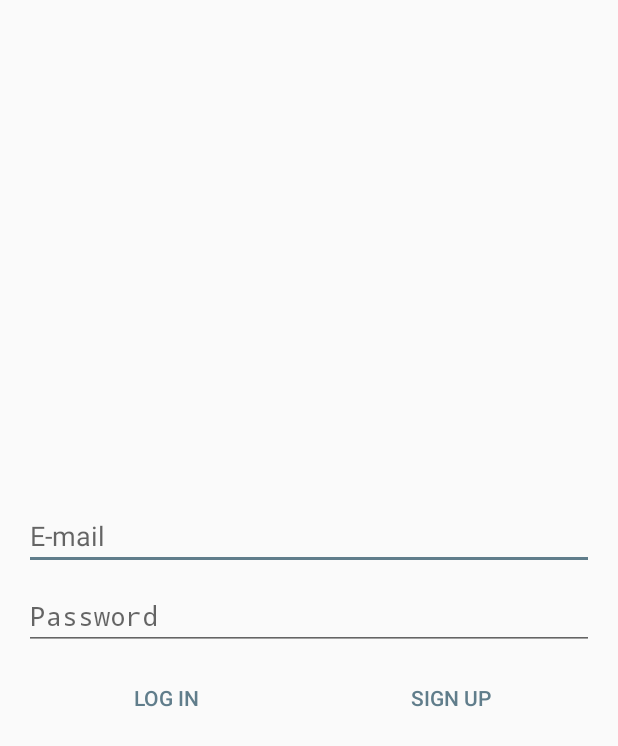
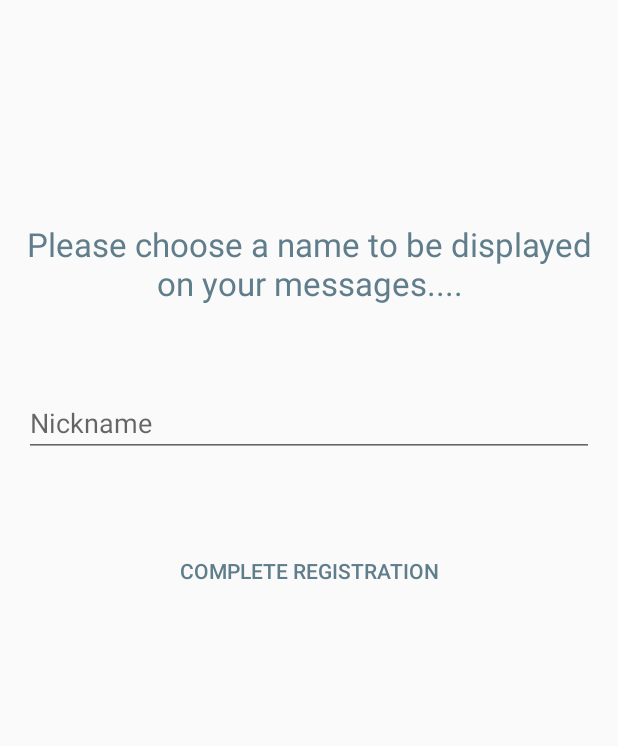
Before and after one commit to TheGrandFenix/Edict, an Android app: the screen it shows after launch (LoginActivity), after a tap on "SIGN UP", on a phone screen of 412 x 824 dp. Shown: the top 746 px of the screen. Run offline under Robolectric (Android 15) with nearby library versions, the phone set to English and light mode, and no system bars; 1 statement that could not run was skipped.

Commit message:
Nickname added to registration

```diff
--- a/app/src/main/java/com/fenix/edict/activity/LoginActivity.java
+++ b/app/src/main/java/com/fenix/edict/activity/LoginActivity.java
@@ -27,6 +27,9 @@ public class LoginActivity extends Activity {
 
     private EditText emailInput;
     private EditText passwordInput;
+
+    private String registerEmail;
+    private String registerPass;
 
     private LocalBroadcastManager broadcastManager;
 
@@ -68,23 +71,29 @@ public class LoginActivity extends Activity {
     //Restart service with registration intent - on button click
     public void onSignup(View view) {
         //Get credentials from input fields
-        String email = String.valueOf(emailInput.getText());
-        String password = String.valueOf(passwordInput.getText());
+        registerEmail = String.valueOf(emailInput.getText());
+        registerPass = String.valueOf(passwordInput.getText());
 
-        if (!email.equals("") && !password.equals("")) {
+        //Transition to nickname layout
+        setContentView(R.layout.activity_login_username);
+    }
+
+    public void onFinalizeSignup(View view) {
+        EditText nicknameInput = findViewById(R.id.nickname_et);
+
         //Create data bundle with email and password
         Bundle extras = new Bundle();
-            extras.putString("email", email);
-            extras.putString("password", password);
+        extras.putString("email", registerEmail);
+        extras.putString("password", registerPass);
+        extras.putString("nickname", nicknameInput.getText().toString());
 
         //Request login - broadcast to NetworkService
         Intent intent = new Intent(REGISTER);
         intent.putExtras(extras);
         broadcastManager.sendBroadcast(intent);
 
-            //Start loading visual layout
+        //Get nickname
         setContentView(R.layout.activity_login_loading);
-        }
     }
 
     //Define service broadcast actions
@@ -127,6 +136,12 @@ public class LoginActivity extends Activity {
         if (NetworkService.connection.isLoggedIn) {
             startActivity(new Intent(getApplicationContext(), EdictActivity.class));
             finish();
+        } else {
+            setContentView(R.layout.activity_login);
+
+            //Redefine layout elements
+            emailInput = findViewById(R.id.email_et);
+            passwordInput = findViewById(R.id.password_et);
         }
     }
 
--- a/app/src/main/java/com/fenix/edict/service/NetworkService.java
+++ b/app/src/main/java/com/fenix/edict/service/NetworkService.java
@@ -28,6 +28,7 @@ public class NetworkService extends Service {
     private static Handler handler;
 
     static LocalBroadcastManager broadcastManager;
+    static SharedPreferences database;
 
     @Override
     public IBinder onBind(Intent intent) {
@@ -55,7 +56,7 @@ public class NetworkService extends Service {
             Log.d(TAG, "Service ready...");
 
             //Attempt login if user was verified
-            SharedPreferences database = getSharedPreferences("database", 0);
+            database = getSharedPreferences("database", 0);
             if (database.getBoolean("verified", false)) {
                 Bundle extras = new Bundle();
                 extras.putString("email", database.getString("email", null));
--- a/app/src/main/res/layout/activity_login.xml
+++ b/app/src/main/res/layout/activity_login.xml
@@ -10,30 +10,26 @@
         android:id="@+id/email_et"
         android:layout_width="0dp"
         android:layout_height="wrap_content"
-        android:layout_marginBottom="8dp"
         android:layout_marginEnd="16dp"
         android:layout_marginStart="16dp"
         android:ems="10"
         android:hint="@string/e_mail_et_hint"
         android:inputType="textEmailAddress"
-        app:layout_constraintBottom_toTopOf="@+id/password_et"
+        app:layout_constraintBottom_toBottomOf="parent"
         app:layout_constraintEnd_toEndOf="parent"
         app:layout_constraintStart_toStartOf="parent"
-        app:layout_constraintTop_toTopOf="parent"
-        app:layout_constraintVertical_chainStyle="packed" />
+        app:layout_constraintTop_toTopOf="parent" />
 
     <EditText
         android:id="@+id/password_et"
-        android:layout_width="0dp"
+        android:layout_width="352dp"
         android:layout_height="wrap_content"
-        android:layout_marginEnd="16dp"
-        android:layout_marginStart="16dp"
+        android:layout_marginTop="7dp"
         android:ems="10"
         android:hint="@string/password_et_hint"
         android:inputType="textPassword"
-        app:layout_constraintBottom_toTopOf="@+id/signup_btn"
-        app:layout_constraintEnd_toEndOf="parent"
-        app:layout_constraintStart_toStartOf="parent"
+        app:layout_constraintEnd_toEndOf="@+id/login_btn"
+        app:layout_constraintStart_toEndOf="@+id/login_btn"
         app:layout_constraintTop_toBottomOf="@+id/email_et" />
 
     <Button
@@ -42,12 +38,11 @@
         android:layout_width="0dp"
         android:layout_height="wrap_content"
         android:layout_marginStart="16dp"
-        android:layout_marginTop="8dp"
         android:onClick="onLogin"
         android:text="@string/login_btn_text"
+        app:layout_constraintBaseline_toBaselineOf="@+id/signup_btn"
         app:layout_constraintEnd_toStartOf="@+id/signup_btn"
-        app:layout_constraintStart_toStartOf="parent"
-        app:layout_constraintTop_toBottomOf="@+id/password_et" />
+        app:layout_constraintStart_toStartOf="parent" />
 
     <Button
         android:id="@+id/signup_btn"
@@ -55,12 +50,26 @@
         android:layout_width="0dp"
         android:layout_height="wrap_content"
         android:layout_marginEnd="16dp"
-        android:layout_marginTop="8dp"
+        android:layout_marginTop="2dp"
         android:onClick="onSignup"
         android:text="@string/signup_btn_text"
-        app:layout_constraintBottom_toBottomOf="parent"
         app:layout_constraintEnd_toEndOf="parent"
         app:layout_constraintStart_toEndOf="@+id/login_btn"
         app:layout_constraintTop_toBottomOf="@+id/password_et" />
 
+    <TextView
+        android:id="@+id/textView"
+        android:layout_width="0dp"
+        android:layout_height="wrap_content"
+        android:layout_marginEnd="16dp"
+        android:layout_marginStart="16dp"
+        android:layout_marginTop="157dp"
+        android:text="@string/welcome_text"
+        android:textAlignment="center"
+        android:textAppearance="@style/TextAppearance.AppCompat.Headline"
+        android:textColor="@color/material_bluegray"
+        app:layout_constraintEnd_toEndOf="parent"
+        app:layout_constraintStart_toStartOf="parent"
+        app:layout_constraintTop_toTopOf="parent" />
+
 </android.support.constraint.ConstraintLayout>
--- /dev/null
+++ b/app/src/main/res/layout/activity_login_username.xml
@@ -0,0 +1,54 @@
+<?xml version="1.0" encoding="utf-8"?>
+<android.support.constraint.ConstraintLayout xmlns:android="http://schemas.android.com/apk/res/android"
+    xmlns:app="http://schemas.android.com/apk/res-auto"
+    xmlns:tools="http://schemas.android.com/tools"
+    android:layout_width="match_parent"
+    android:layout_height="match_parent"
+    tools:layout_editor_absoluteY="25dp">
+
+    <EditText
+        android:id="@+id/nickname_et"
+        android:layout_width="0dp"
+        android:layout_height="wrap_content"
+        android:layout_marginEnd="16dp"
+        android:layout_marginStart="16dp"
+        android:layout_marginTop="56dp"
+        android:ems="10"
+        android:hint="@string/nickname"
+        android:inputType="textPersonName"
+        app:layout_constraintEnd_toEndOf="parent"
+        app:layout_constraintHorizontal_bias="0.0"
+        app:layout_constraintStart_toStartOf="parent"
+        app:layout_constraintTop_toBottomOf="@+id/textView2" />
+
+    <Button
+        android:id="@+id/register_button"
+        style="@style/EdictFlatButton"
+        android:layout_width="0dp"
+        android:layout_height="wrap_content"
+        android:layout_marginEnd="16dp"
+        android:layout_marginStart="16dp"
+        android:layout_marginTop="52dp"
+        android:onClick="onFinalizeSignup"
+        android:text="@string/registration_btn_text"
+        app:layout_constraintEnd_toEndOf="parent"
+        app:layout_constraintHorizontal_bias="0.0"
+        app:layout_constraintStart_toStartOf="parent"
+        app:layout_constraintTop_toBottomOf="@+id/nickname_et" />
+
+    <TextView
+        android:id="@+id/textView2"
+        android:layout_width="0dp"
+        android:layout_height="wrap_content"
+        android:layout_marginEnd="8dp"
+        android:layout_marginStart="8dp"
+        android:layout_marginTop="148dp"
+        android:text="@string/registration_message"
+        android:textAlignment="center"
+        android:textAppearance="@style/TextAppearance.AppCompat.Large"
+        android:textColor="@color/material_bluegray"
+        app:layout_constraintEnd_toEndOf="parent"
+        app:layout_constraintStart_toStartOf="parent"
+        app:layout_constraintTop_toTopOf="parent" />
+
+</android.support.constraint.ConstraintLayout>
--- a/app/src/main/res/values/strings.xml
+++ b/app/src/main/res/values/strings.xml
@@ -4,4 +4,8 @@
     <string name="password_et_hint">Password</string>
     <string name="login_btn_text">Log in</string>
     <string name="signup_btn_text">Sign up</string>
+    <string name="nickname">Nickname</string>
+    <string name="welcome_text">Welcome to Edict!</string>
+    <string name="registration_btn_text">Complete Registration</string>
+    <string name="registration_message">Please choose a name to be displayed on your messages....</string>
 </resources>
```
Also changed, not shown: app/src/main/java/com/fenix/edict/service/Connection.java (+14 -3 lines). Lines whose indentation alone changed are shown as unchanged.
